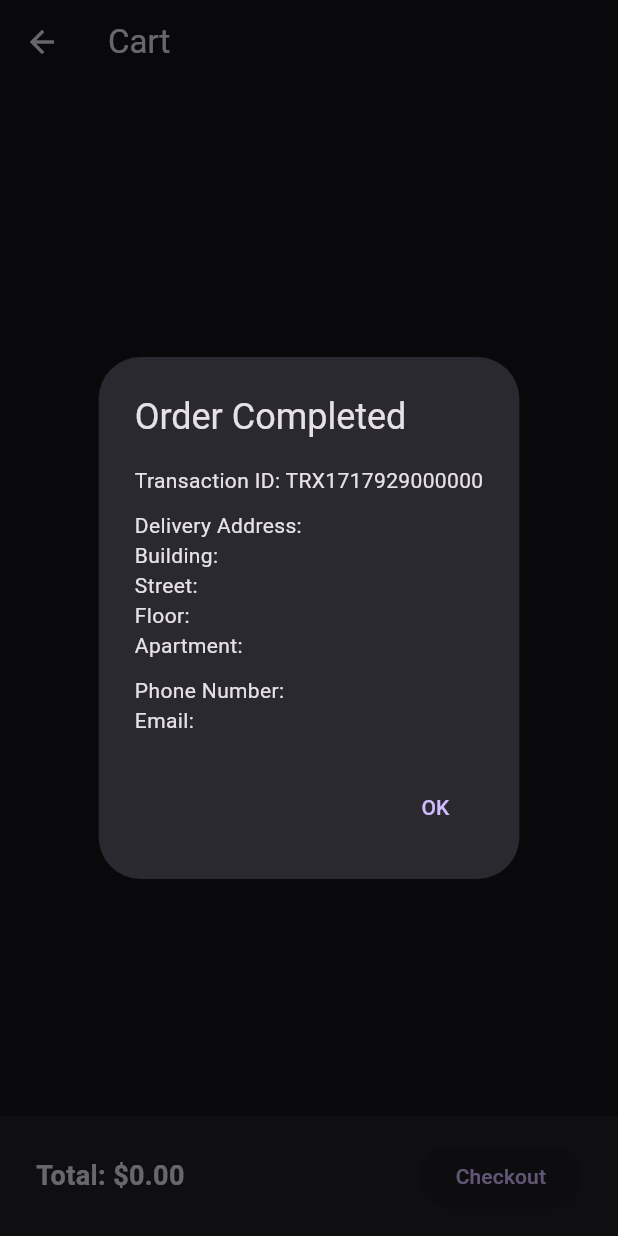
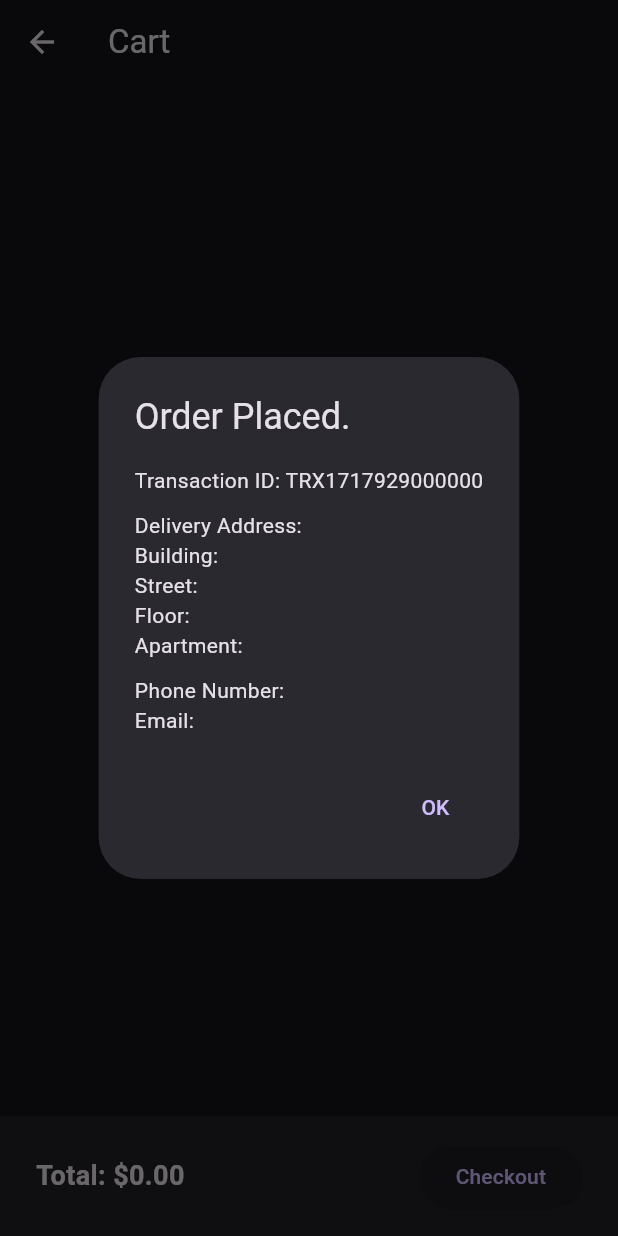
Before and after one commit to simplehima/Restaurant-Chatbot-Flutter, a Flutter app: the CartPage screen opened directly with empty values, after a tap on "Checkout", on a phone screen of 412 x 824 dp. Run offline on Flutter 3.47's test engine with Material 3 defaults, Android fonts, the phone set to English and light mode, and no system bars; our stand-ins replace cloud_firestore, firebase_auth, firebase_core, google_sign_in; accounts and stored records are empty.

Commit message:
Edited titile to Ordered Placed

```diff
--- a/lib/screens/cart.dart
+++ b/lib/screens/cart.dart
@@ -102,7 +102,7 @@ class _CartPageState extends State<CartPage> {
           context: context,
           builder: (BuildContext context) {
             return AlertDialog(
-              title: Text('Order Completed'),
+              title: Text('Order Placed.'),
               content: Column(
                 crossAxisAlignment: CrossAxisAlignment.start,
                 mainAxisSize: MainAxisSize.min,
```
